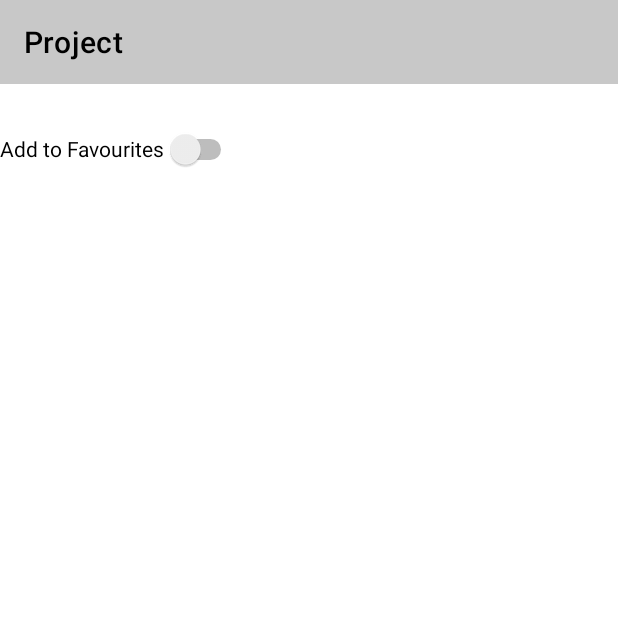
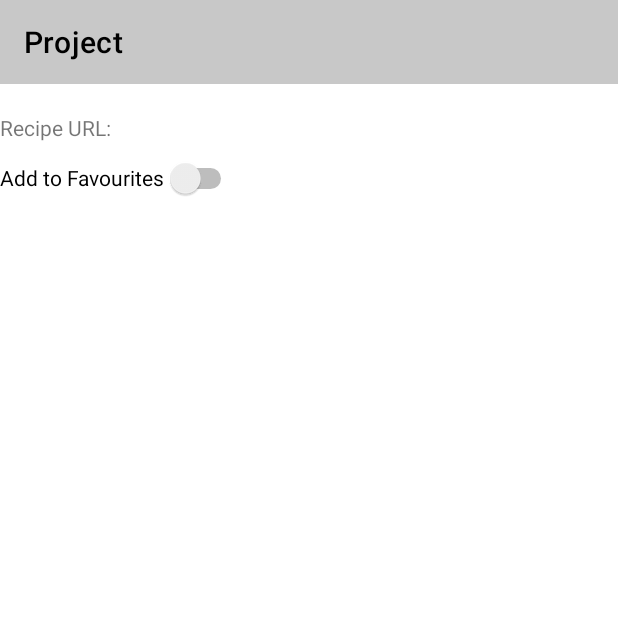
Before and after one commit to abundanceesim/AreYouHungry, an Android app: the RecipeDetailsActivity screen opened directly, with no data from a screen before it, on a phone screen of 412 x 824 dp, the top half of it. Run offline under Robolectric (Android 15) with nearby library versions, the phone set to English and light mode, and no system bars.

Commit message:
Commit - fixed URL.

```diff
--- a/app/src/main/java/com/cst2335/areyouhungry/RecipeDetailsActivity.java
+++ b/app/src/main/java/com/cst2335/areyouhungry/RecipeDetailsActivity.java
@@ -16,6 +16,7 @@ public class RecipeDetailsActivity extends AppCompatActivity {
 
         Intent fromSearchActivity = getIntent();
         String recipeTitle = fromSearchActivity.getStringExtra("title");
+        String recipeURL = fromSearchActivity.getStringExtra("url");
 
 
         /*FragmentManager fragmentManager = getSupportFragmentManager();
@@ -31,6 +32,7 @@ public class RecipeDetailsActivity extends AppCompatActivity {
 
         Bundle bundle = new Bundle();
         bundle.putString("title", recipeTitle);
+        bundle.putString("url", recipeURL);
         recipeFragment.setArguments(bundle);
     }
 }
--- a/app/src/main/java/com/cst2335/areyouhungry/RecipeFragment.java
+++ b/app/src/main/java/com/cst2335/areyouhungry/RecipeFragment.java
@@ -26,6 +26,8 @@ public class RecipeFragment extends Fragment {
     Switch fav_switch;
     TextView recipeTitle;
     String title;
+    TextView recipeURL;
+    String url;
     boolean isFavourite;
 
     // TODO: Rename and change types of parameters
@@ -71,12 +73,17 @@ public class RecipeFragment extends Fragment {
         View view = inflater.inflate(R.layout.fragment_recipe, container, false);
         fav_switch = (Switch)view.findViewById(R.id.fav_switch);
         recipeTitle = (TextView)view.findViewById(R.id.recipe_text) ;
+        recipeURL = (TextView)view.findViewById(R.id.recipe_url) ;
 
         if(savedInstanceState == null) {
             // Get back arguments that were passed into the Bundle
             if (getArguments() != null) {
                 title = getArguments().getString("title", "");
                 recipeTitle.setText(title);
+
+                url = getArguments().getString("url", "");
+                recipeURL.setText("Recipe URL: " + url);
+
 
             }
         }
--- a/app/src/main/res/layout/fragment_recipe.xml
+++ b/app/src/main/res/layout/fragment_recipe.xml
@@ -25,11 +25,19 @@
             android:layout_below="@id/toolBar"
             android:text="@string/hello_blank_fragment" />
 
+        <TextView
+            android:id="@+id/recipe_url"
+            android:layout_width="wrap_content"
+            android:layout_height="wrap_content"
+            android:layout_below="@id/recipe_text"
+            android:text="URL goes here" />
+
+
         <Switch
             android:id="@+id/fav_switch"
             android:layout_width="wrap_content"
             android:layout_height="wrap_content"
-            android:layout_below="@id/recipe_text"
+            android:layout_below="@id/recipe_url"
             android:minHeight="48dp"
             android:text="Add to Favourites" />
 
```
Also changed, not shown: app/src/main/java/com/cst2335/areyouhungry/SearchActivity.java (+14 -3 lines).
